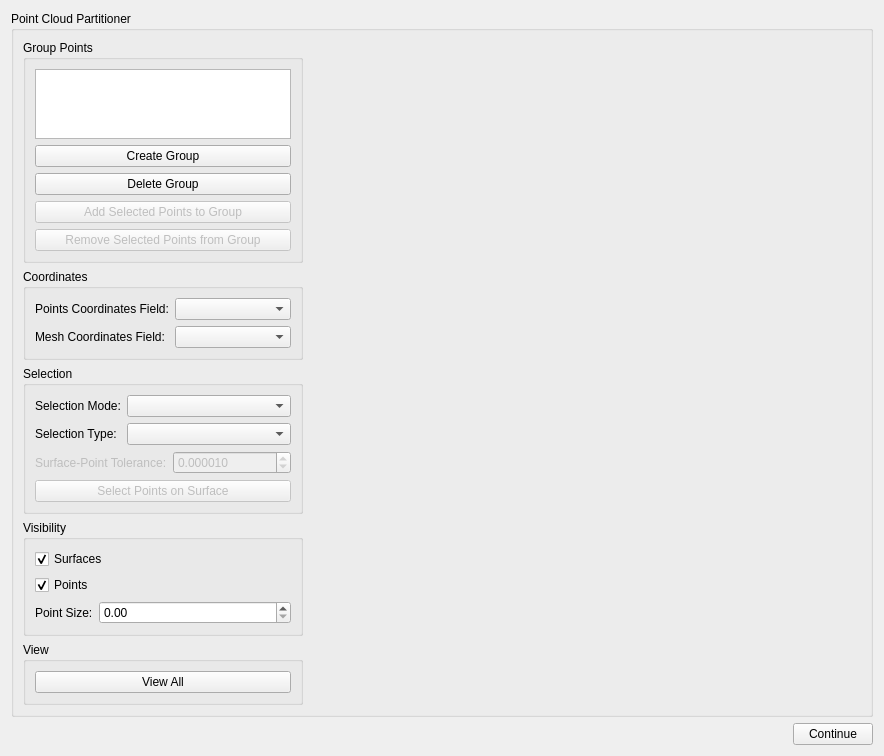
First picture: the form in mapclientplugins/pointcloudpartitionerstep/qt/pointcloudpartitionerwidget.ui, repository tsalemink/pointcloudpartitionerstep, before the edit.
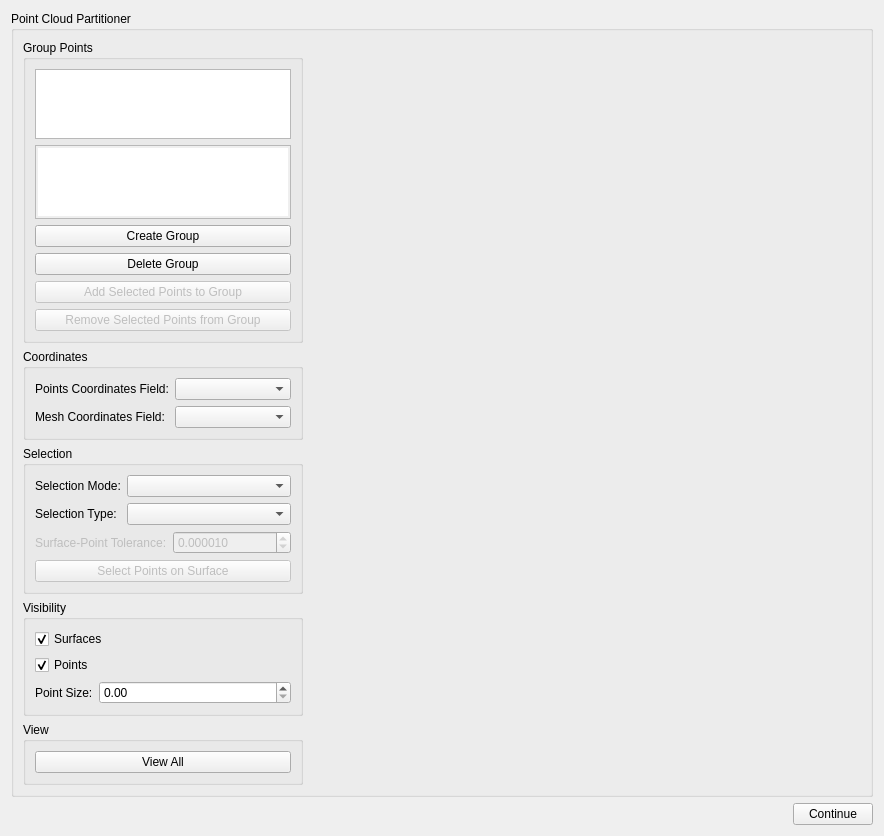
Second picture: the form after the edit. Custom widgets are drawn as their Qt base class.

```diff
--- a/mapclientplugins/pointcloudpartitionerstep/qt/pointcloudpartitionerwidget.ui
+++ b/mapclientplugins/pointcloudpartitionerstep/qt/pointcloudpartitionerwidget.ui
@@ -7,7 +7,7 @@
     <x>0</x>
     <y>0</y>
     <width>884</width>
-    <height>730</height>
+    <height>826</height>
    </rect>
   </property>
   <property name="windowTitle">
@@ -44,6 +44,41 @@
              </property>
             </widget>
            </item>
+           <item>
+            <widget class="QTableView" name="groupTableView">
+             <property name="styleSheet">
+              <string notr="true">QTableView { padding: 2px; }
+QTableView::item { padding: 3px; }</string>
+             </property>
+             <property name="sizeAdjustPolicy">
+              <enum>QAbstractScrollArea::AdjustIgnored</enum>
+             </property>
+             <property name="selectionBehavior">
+              <enum>QAbstractItemView::SelectRows</enum>
+             </property>
+             <property name="showGrid">
+              <bool>false</bool>
+             </property>
+             <attribute name="horizontalHeaderVisible">
+              <bool>false</bool>
+             </attribute>
+             <attribute name="horizontalHeaderMinimumSectionSize">
+              <number>20</number>
+             </attribute>
+             <attribute name="horizontalHeaderDefaultSectionSize">
+              <number>80</number>
+             </attribute>
+             <attribute name="horizontalHeaderHighlightSections">
+              <bool>false</bool>
+             </attribute>
+             <attribute name="verticalHeaderVisible">
+              <bool>false</bool>
+             </attribute>
+             <attribute name="verticalHeaderHighlightSections">
+              <bool>false</bool>
+             </attribute>
+            </widget>
+           </item>
            <item>
             <widget class="QPushButton" name="pushButtonCreateGroup">
              <property name="text">
```
